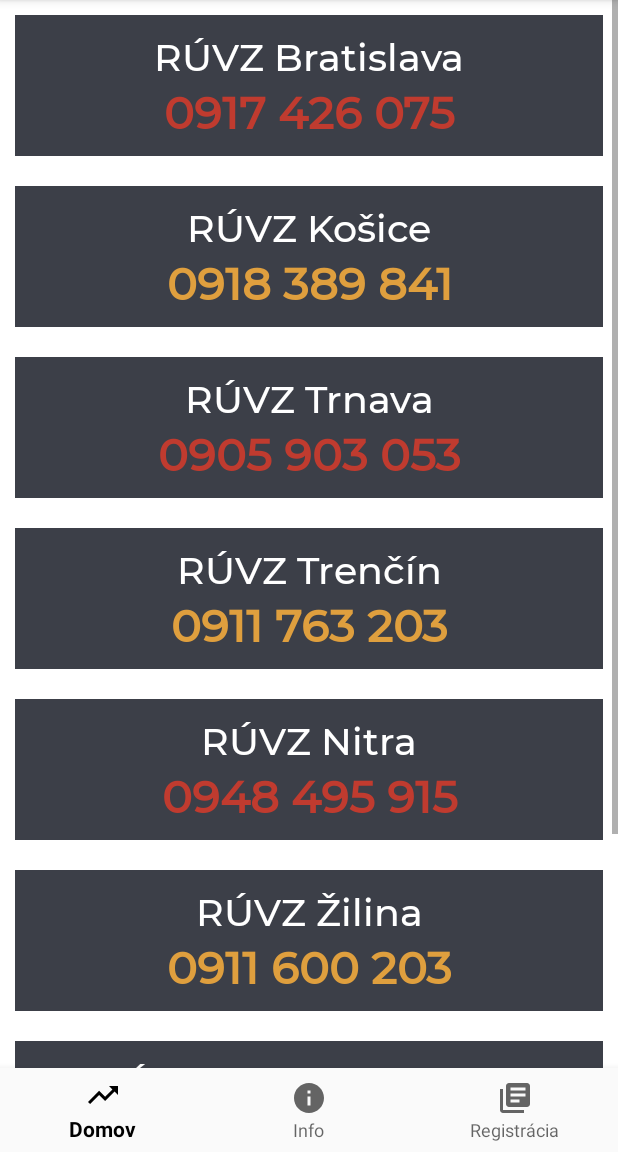
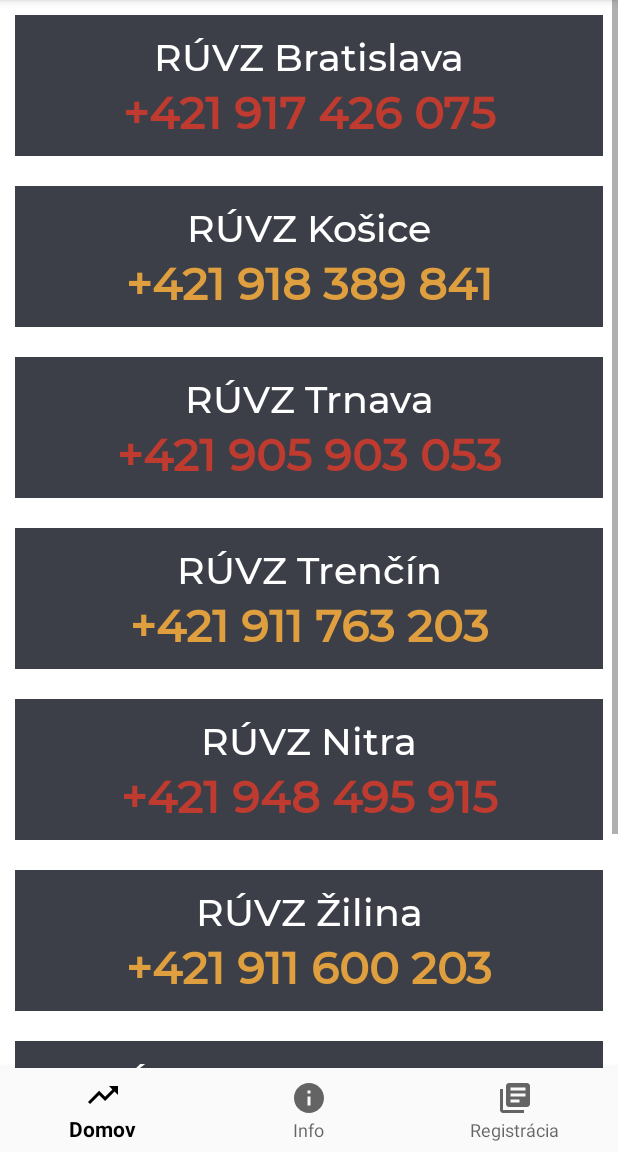
Before and after one commit to MargaretaRenckova/KoncovyProjekt2, an Android app: the screen it shows after launch (MainActivity), after a tap on "Kontakty", on a phone screen of 412 x 824 dp, the part 84-1236 px from its top. Run offline under Robolectric (Android 15) with nearby library versions, the phone set to English and light mode, and no system bars; our stand-ins replace Volley; plain views replace RoundKornerLinearLayout; network calls fail; Roboto replaces fonts that are not available here; 1 other tap on this screen came first.

Commit message:
Na kontaktoch po kliknutí na číslo presunutie do aplikácie kontakty v telefóne, pridanie predčíslia +421 pred telefónne čísla v prípade že je volajúci v zahraničí (čo sa môže stať), opravenie scrollingu v fragment_karantena.xml

```diff
--- a/app/src/main/java/sk/upjs/ics/android/koncovyprojekt2/Kontakty.java
+++ b/app/src/main/java/sk/upjs/ics/android/koncovyprojekt2/Kontakty.java
@@ -13,10 +13,17 @@ import android.view.View;
 import android.view.ViewGroup;
 import android.webkit.WebView;
 import android.widget.AdapterView;
+import android.widget.TextView;
 
 public class Kontakty extends Fragment {
-
-
+    private TextView bratislava;
+    private TextView kosice;
+    private TextView trnava;
+    private TextView trencin;
+    private TextView nitra;
+    private TextView zilina;
+    private TextView banskaBystrica;
+    private TextView presov;
 
     public Kontakty() {
         // Required empty public constructor
@@ -35,7 +42,36 @@ public class Kontakty extends Fragment {
 
     @Override
     public View onCreateView(LayoutInflater inflater, ViewGroup container, Bundle savedInstanceState) {
-        return inflater.inflate(R.layout.fragment_kontakty, container, false);
+        View frameLayout = inflater.inflate(R.layout.fragment_kontakty, container, false);
+        bratislava = frameLayout.findViewById(R.id.bratislava);
+        bratislava.setOnClickListener(makeCall(bratislava));
+        kosice = frameLayout.findViewById(R.id.kosice);
+        kosice.setOnClickListener(makeCall(kosice));
+        trnava = frameLayout.findViewById(R.id.trnava);
+        trnava.setOnClickListener(makeCall(trnava));
+        trencin = frameLayout.findViewById(R.id.trencin);
+        trencin.setOnClickListener(makeCall(trencin));
+        nitra = frameLayout.findViewById(R.id.nitra);
+        nitra.setOnClickListener(makeCall(nitra));
+        zilina = frameLayout.findViewById(R.id.zilina);
+        zilina.setOnClickListener(makeCall(zilina));
+        banskaBystrica = frameLayout.findViewById(R.id.bansbystrica);
+        banskaBystrica.setOnClickListener(makeCall(banskaBystrica));
+        presov = frameLayout.findViewById(R.id.presov);
+        presov.setOnClickListener(makeCall(presov));
+        return frameLayout;
+    }
+
+    public View.OnClickListener makeCall(TextView number){
+        return new View.OnClickListener() {
+            @Override
+            public void onClick(View v) {
+                Intent callIntent = new Intent(Intent.ACTION_DIAL);
+                callIntent.setData(Uri.parse("tel:" + number.getText()));
+                startActivity(callIntent);
+            }
+        };
+
     }
 
 
--- a/app/src/main/res/layout/fragment_karantena.xml
+++ b/app/src/main/res/layout/fragment_karantena.xml
@@ -10,8 +10,8 @@
         <LinearLayout
             android:layout_width="match_parent"
             android:layout_height="wrap_content"
-            android:layout_margin="20dp"
-            android:orientation="vertical">
+            android:orientation="vertical"
+            android:padding="15dp">
 
             <TextView
                 android:id="@+id/textView17"
--- a/app/src/main/res/layout/fragment_kontakty.xml
+++ b/app/src/main/res/layout/fragment_kontakty.xml
@@ -47,7 +47,7 @@
                     android:clickable="true"
                     android:fontFamily="@font/montserrat_medium"
                     android:gravity="center"
-                    android:text="0917 426 075"
+                    android:text="+421 917 426 075"
                     android:textColor="#C03B2F"
                     android:textSize="30sp"
                     android:textStyle="bold" />
@@ -78,13 +78,13 @@
                     android:layout_width="match_parent"
                     android:layout_height="wrap_content"
                     android:background="#00FFFFFF"
+                    android:clickable="true"
                     android:fontFamily="@font/montserrat_medium"
                     android:gravity="center"
-                    android:text="0918 389 841"
+                    android:text="+421 918 389 841"
                     android:textColor="#df9f3e"
                     android:textSize="30sp"
-                    android:textStyle="bold"
-                    android:clickable="true"/>
+                    android:textStyle="bold" />
             </com.jcminarro.roundkornerlayout.RoundKornerLinearLayout>
 
             <com.jcminarro.roundkornerlayout.RoundKornerLinearLayout
@@ -112,13 +112,13 @@
                     android:layout_width="match_parent"
                     android:layout_height="wrap_content"
                     android:background="#00FFFFFF"
+                    android:clickable="true"
                     android:fontFamily="@font/montserrat_medium"
                     android:gravity="center"
-                    android:text="0905 903 053"
+                    android:text="+421 905 903 053"
                     android:textColor="#C03B2F"
                     android:textSize="30sp"
-                    android:textStyle="bold"
-                    android:clickable="true"/>
+                    android:textStyle="bold" />
             </com.jcminarro.roundkornerlayout.RoundKornerLinearLayout>
 
             <com.jcminarro.roundkornerlayout.RoundKornerLinearLayout
@@ -146,13 +146,13 @@
                     android:layout_width="match_parent"
                     android:layout_height="wrap_content"
                     android:background="#00FFFFFF"
+                    android:clickable="true"
                     android:fontFamily="@font/montserrat_medium"
                     android:gravity="center"
-                    android:text="0911 763 203"
+                    android:text="+421 911 763 203"
                     android:textColor="#df9f3e"
                     android:textSize="30sp"
-                    android:textStyle="bold"
-                    android:clickable="true"/>
+                    android:textStyle="bold" />
 
             </com.jcminarro.roundkornerlayout.RoundKornerLinearLayout>
 
@@ -181,13 +181,13 @@
                     android:layout_width="match_parent"
                     android:layout_height="wrap_content"
                     android:background="#00FFFFFF"
+                    android:clickable="true"
                     android:fontFamily="@font/montserrat_medium"
                     android:gravity="center"
-                    android:text="0948 495 915"
+                    android:text="+421 948 495 915"
                     android:textColor="#C03B2F"
                     android:textSize="30sp"
-                    android:textStyle="bold"
-                    android:clickable="true"/>
+                    android:textStyle="bold" />
             </com.jcminarro.roundkornerlayout.RoundKornerLinearLayout>
 
             <com.jcminarro.roundkornerlayout.RoundKornerLinearLayout
@@ -215,13 +215,13 @@
                     android:layout_width="match_parent"
                     android:layout_height="wrap_content"
                     android:background="#00FFFFFF"
+                    android:clickable="true"
                     android:fontFamily="@font/montserrat_medium"
                     android:gravity="center"
-                    android:text="0911 600 203"
+                    android:text="+421 911 600 203"
                     android:textColor="#df9f3e"
                     android:textSize="30sp"
-                    android:textStyle="bold"
-                    android:clickable="true"/>
+                    android:textStyle="bold" />
             </com.jcminarro.roundkornerlayout.RoundKornerLinearLayout>
 
             <com.jcminarro.roundkornerlayout.RoundKornerLinearLayout
@@ -249,13 +249,13 @@
                     android:layout_width="match_parent"
                     android:layout_height="wrap_content"
                     android:background="#00FFFFFF"
+                    android:clickable="true"
                     android:fontFamily="@font/montserrat_medium"
                     android:gravity="center"
-                    android:text="0918 659 580"
+                    android:text="+421 918 659 580"
                     android:textColor="#C03B2F"
                     android:textSize="30sp"
-                    android:textStyle="bold"
-                    android:clickable="true"/>
+                    android:textStyle="bold" />
             </com.jcminarro.roundkornerlayout.RoundKornerLinearLayout>
 
             <com.jcminarro.roundkornerlayout.RoundKornerLinearLayout
@@ -283,13 +283,13 @@
                     android:layout_width="match_parent"
                     android:layout_height="wrap_content"
                     android:background="#00FFFFFF"
+                    android:clickable="true"
                     android:fontFamily="@font/montserrat_medium"
                     android:gravity="center"
-                    android:text="0911 908 823"
+                    android:text="+421 911 908 823"
                     android:textColor="#df9f3e"
                     android:textSize="30sp"
-                    android:textStyle="bold"
-                    android:clickable="true"/>
+                    android:textStyle="bold" />
             </com.jcminarro.roundkornerlayout.RoundKornerLinearLayout>
 
         </LinearLayout>
```
